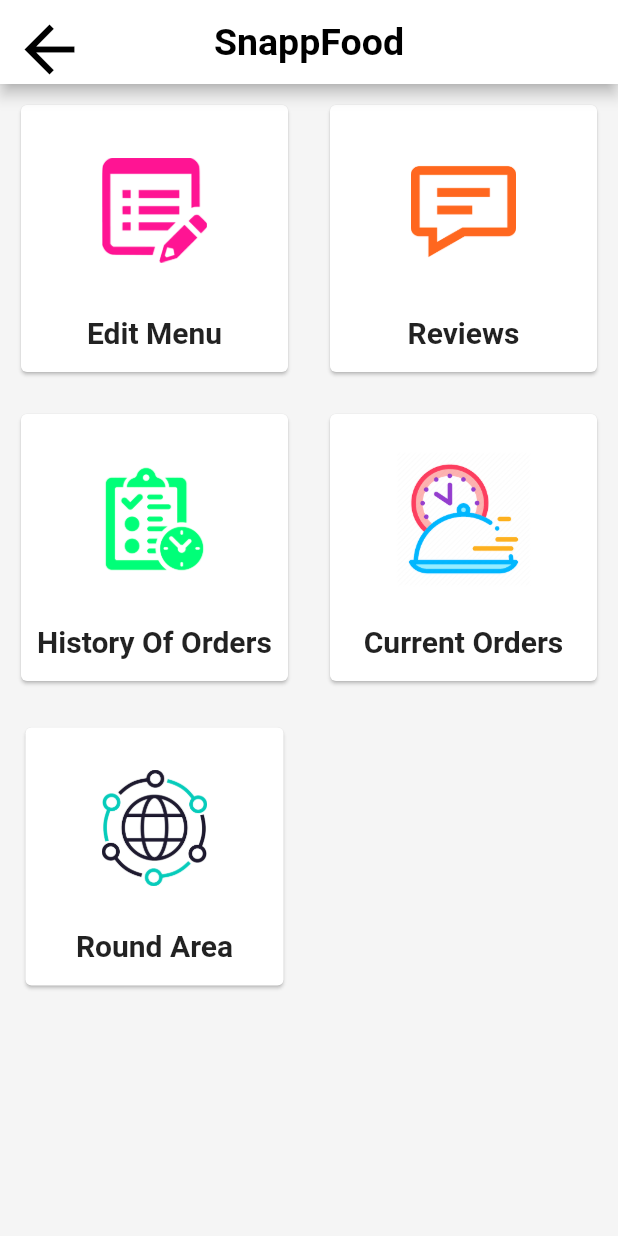
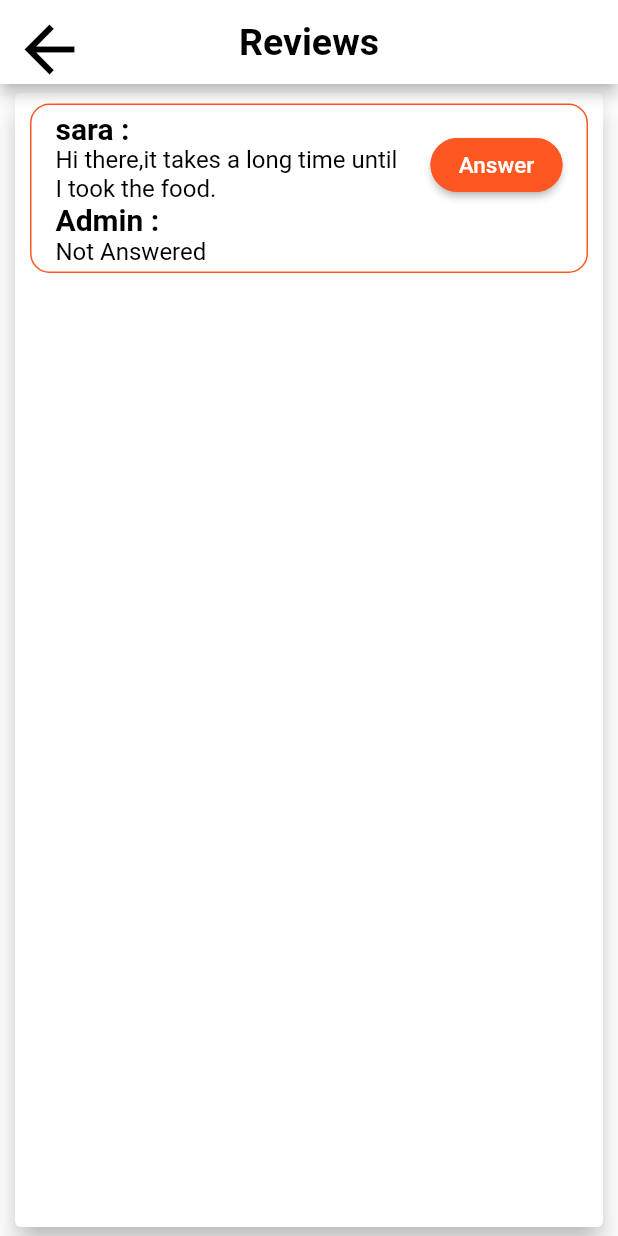
Before and after one commit to negarhonarvar/Snappfood-with-Flutter, a Flutter app: the MainPanel screen opened directly, after a tap on "Reviews", on a phone screen of 412 x 824 dp. Run offline on Flutter 3.47's test engine with Material 2 defaults, Android fonts, the phone set to English and light mode, and no system bars; our stand-ins replace flutter_svg.

Commit message:
User Review and feedbacks

```diff
--- a/lib/MainPanel.dart
+++ b/lib/MainPanel.dart
@@ -1,5 +1,6 @@
 import 'package:flutter/material.dart';
 import 'package:snappfood/Screens/EditMenu.dart';
+import 'package:snappfood/Screens/Review.dart';
 
 class MainPanel extends StatefulWidget {
   @override
@@ -81,7 +82,13 @@ class _MainPanelState extends State<MainPanel> {
                       ),
                       )
                   ),
-                  onTap: () {}
+                  onTap: () {
+                    Navigator.of(context).push(
+                        MaterialPageRoute(
+                          builder: (context) => Review(),
+                        ),
+                    );
+                  }
               ),
 
             ),
--- a/lib/Screens/EditMenu.dart
+++ b/lib/Screens/EditMenu.dart
@@ -70,7 +70,7 @@ class _EditMenuState extends State<EditMenu> {
               ),
             ),
             centerTitle: true,
-            title: Text("SnappFood",style:TextStyle(
+            title: Text("Edit Menu",style:TextStyle(
                 color: Colors.black, fontSize: 25, fontWeight: FontWeight.bold),),
             backgroundColor: Colors.white,
           ),
--- /dev/null
+++ b/lib/Screens/Review.dart
@@ -0,0 +1,122 @@
+import 'package:flutter/material.dart';
+import 'package:snappfood/logics/User.dart';
+import 'package:snappfood/logics/UserReviews.dart';
+import 'package:snappfood/logics/UserReviewList.dart';
+
+class Review extends StatefulWidget {
+  @override
+  _ReviewState createState() => _ReviewState();
+}
+
+class _ReviewState extends State<Review> {
+  String username="sara";
+  String comment="Hi there,it takes a long time until I took the food.";
+  String answer="Not Answered";
+  var _formKey=GlobalKey<FormState>();
+  @override
+  Widget build(BuildContext context) {
+    UserReviewList.add(UserReviews(username,comment,answer));
+    return Scaffold(
+      appBar: AppBar(
+        centerTitle: true,
+        title: Text("Reviews", style: TextStyle(
+            color: Colors.black, fontSize: 25, fontWeight: FontWeight.bold),),
+        iconTheme: IconThemeData(
+          color: Colors.black,
+          size: 50,//chang
+          opacity: 20,// e your color here
+        ),
+        backgroundColor: Colors.white,
+      ),
+      body:Card(
+        elevation: 8.0,
+        margin: new EdgeInsets.symmetric(horizontal: 10.0, vertical: 6.0),
+        child:Container(
+          child: ListView(
+            children: List.generate(
+              UserReviewList.getUserReviews().length,
+                  (index) {
+                return Container(
+                  margin: EdgeInsets.symmetric(vertical: 7, horizontal: 10),
+                  decoration: BoxDecoration(
+                    border: Border.all(color: Colors.deepOrange,
+                      width: 1,
+                    ),
+                    borderRadius: BorderRadius.circular(13),
+                  ),
+                  child: ListTile(
+                    title:Text(UserReviewList.getUserReviews().elementAt(index).name+" :",style: TextStyle(color: Colors.black,fontWeight: FontWeight.bold,fontSize: 20),),
+                    subtitle:Column(
+                        crossAxisAlignment: CrossAxisAlignment.start,
+                        children: [
+                          Text(UserReviewList.getUserReviews().elementAt(index).comment,style: TextStyle(color: Colors.black,fontSize: 16),),
+                          Text("Admin : ",style: TextStyle(color: Colors.black,fontWeight: FontWeight.bold,fontSize: 20),),
+                          Text(answer,style: TextStyle(color: Colors.black,fontSize: 16),),
+                        ]
+                    ),
+
+                    trailing:RaisedButton(
+                      shape: RoundedRectangleBorder(
+                          borderRadius: BorderRadius.circular(18.0),
+                          side: BorderSide(color: Colors.deepOrange)),
+                      onPressed: () {
+                        showModalBottomSheet(context: context,
+                          builder: (context)=>Container(
+                            padding: EdgeInsets.all(15),
+                            child: Form(
+                              key: _formKey,
+                              child: ListView(
+                                children: [
+                                  TextFormField(
+                                    decoration: InputDecoration(labelText: "answer",
+                                      labelStyle: (TextStyle(color: Colors.deepOrange)),
+                                      focusedBorder: OutlineInputBorder(
+                                          borderSide: BorderSide(
+                                              color: Colors.deepOrange
+                                          )
+                                      ),
+                                    ),
+                                    onSaved: (String value){
+                                      answer=value;
+                                    },
+                                    validator: (String value){
+                                      if(value.isEmpty || value==null){
+                                        return "Required";
+                                      }
+                                      },
+                                  ),
+                                  ElevatedButton(
+                                      style: ElevatedButton.styleFrom(
+                                        primary: Colors.deepOrange,
+                                      ),
+                                      onPressed: (){
+                                        if(_formKey.currentState.validate()){
+                                          setState(() {
+                                            _formKey.currentState.save();
+                                            UserReviewList.getUserReviews().elementAt(index).answer=answer;
+                                          });
+                                          Navigator.pop(context);
+                                        }
+                                      },
+                                      child: Text("answer")),
+                                ],
+                              ),
+                            ),
+                          ),
+                        );
+                      },
+                      color: Colors.deepOrange,
+                      textColor: Colors.white,
+                      child: Text("Answer",
+                          style: TextStyle(fontSize: 15)),
+                    ),
+                  ),
+                );
+              },
+            ),
+          ),
+        ),
+      ),
+    );
+  }
+}
--- /dev/null
+++ b/lib/logics/UserReviewList.dart
@@ -0,0 +1,27 @@
+import 'package:snappfood/logics/UserReviews.dart';
+
+class UserReviewList{
+  static  List<UserReviews> _userReviews=List.empty(growable: true);
+  static void add(UserReviews userReview){
+    bool check=true;
+    for(int i=0;i<_userReviews.length;i++){
+      if(userReview.name==_userReviews.elementAt(i).name && _userReviews.elementAt(i).comment==userReview.comment){
+        _userReviews.elementAt(i).answer=userReview.answer;
+        check=false;
+      }
+    }
+    if(check){
+      _userReviews.add(userReview);
+    }
+  }
+  static List<UserReviews> getUserReviews(){
+    return _userReviews;
+  }
+  static addAnswer(String name,String comment,String answer){
+    for(int i=0;i<_userReviews.length;i++){
+      if(_userReviews.elementAt(i).name==name && _userReviews.elementAt(i).comment==comment){
+        _userReviews.elementAt(i).answer=answer;
+      }
+    }
+  }
+}
--- /dev/null
+++ b/lib/logics/UserReviews.dart
@@ -0,0 +1,13 @@
+import 'package:snappfood/logics/User.dart';
+
+class UserReviews{
+  String name;
+  String comment;
+  String answer;
+  UserReviews(String name,String comment,String answer){
+    this.name=name;
+    this.comment=comment;
+    this.answer=answer;
+  }
+
+}
```
